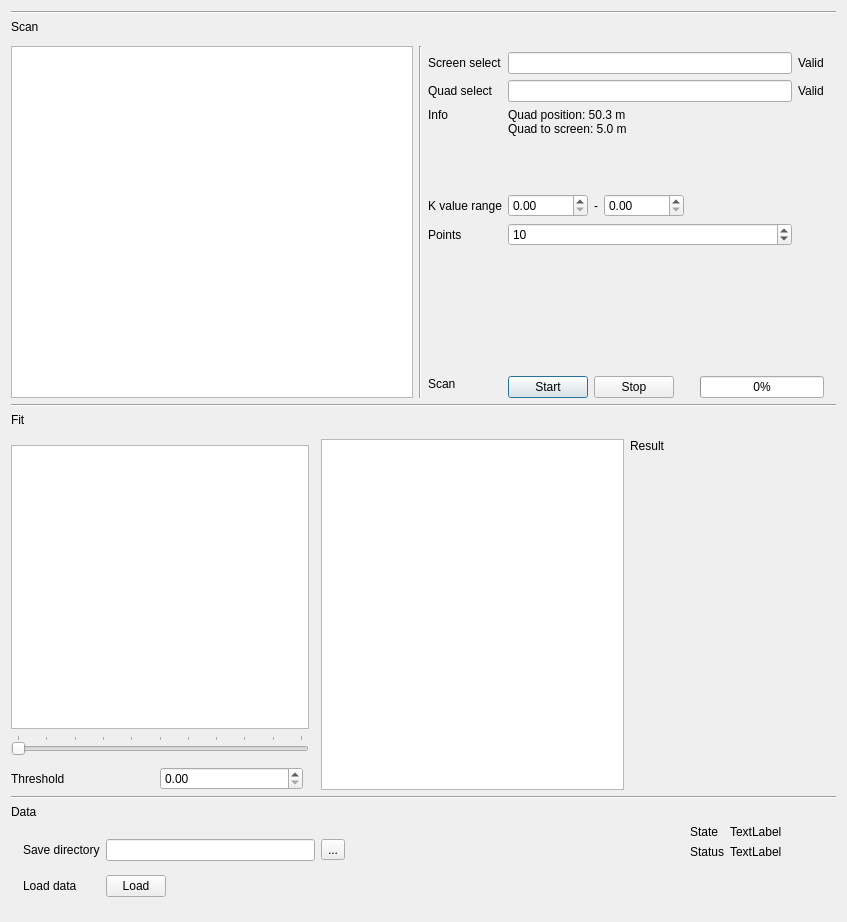
Qt form quadscan_gui_notab.ui (filiplindau/QuadScan) before a commit.
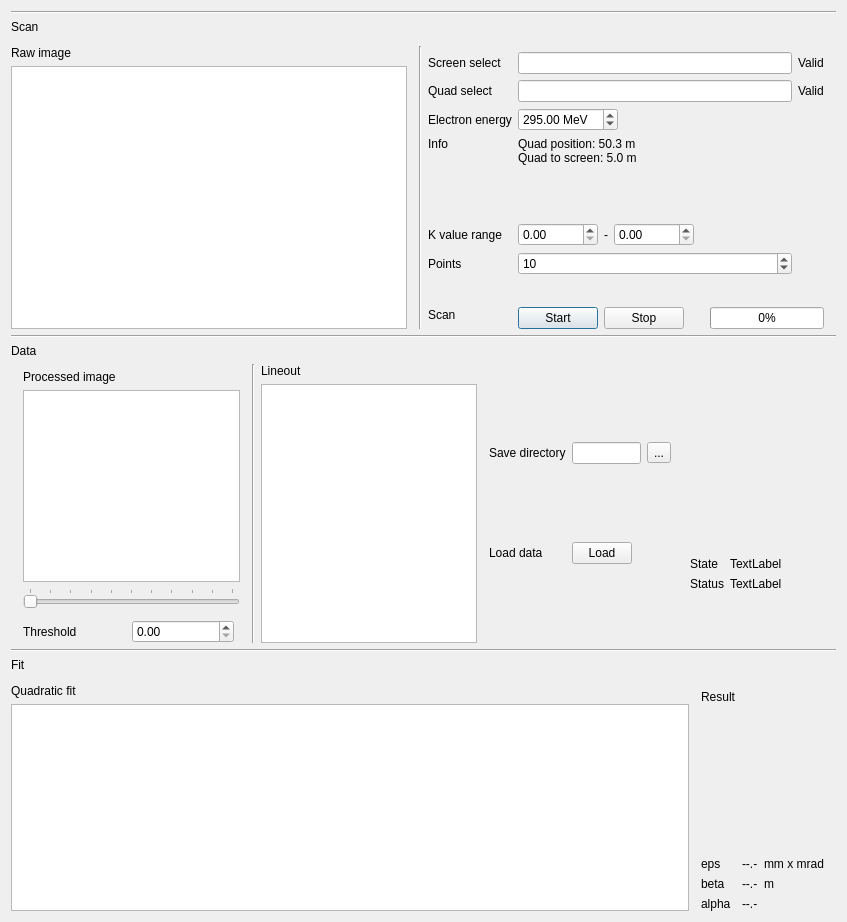
The same form after that commit.

```diff
--- a/quadscan_gui_notab.ui
+++ b/quadscan_gui_notab.ui
@@ -55,7 +55,21 @@
       <number>6</number>
      </property>
      <item>
-      <widget class="QGraphicsView" name="graphicsView_3"/>
+      <layout class="QVBoxLayout" name="verticalLayout_6">
+       <property name="rightMargin">
+        <number>6</number>
+       </property>
+       <item>
+        <widget class="QLabel" name="label_35">
+         <property name="text">
+          <string>Raw image</string>
+         </property>
+        </widget>
+       </item>
+       <item>
+        <widget class="QGraphicsView" name="graphicsView_3"/>
+       </item>
+      </layout>
      </item>
      <item>
       <widget class="Line" name="line_4">
@@ -72,7 +86,7 @@
        <property name="rightMargin">
         <number>6</number>
        </property>
-       <item row="4" column="2">
+       <item row="5" column="2">
         <layout class="QHBoxLayout" name="horizontalLayout_5">
          <property name="rightMargin">
           <number>6</number>
@@ -131,7 +145,7 @@
          </item>
         </layout>
        </item>
-       <item row="2" column="0">
+       <item row="3" column="0">
         <widget class="QLabel" name="label_19">
          <property name="text">
           <string>Info</string>
@@ -144,7 +158,7 @@
        <item row="1" column="2">
         <widget class="QLineEdit" name="lineEdit_2"/>
        </item>
-       <item row="4" column="0">
+       <item row="5" column="0">
         <widget class="QLabel" name="label_16">
          <property name="text">
           <string>K value range</string>
@@ -175,21 +189,21 @@
          </property>
         </widget>
        </item>
-       <item row="5" column="0">
+       <item row="6" column="0">
         <widget class="QLabel" name="label_18">
          <property name="text">
           <string>Points</string>
          </property>
         </widget>
        </item>
-       <item row="7" column="0">
+       <item row="8" column="0">
         <widget class="QLabel" name="label_11">
          <property name="text">
           <string>Scan</string>
          </property>
         </widget>
        </item>
-       <item row="7" column="2" colspan="2">
+       <item row="8" column="2" colspan="2">
         <layout class="QHBoxLayout" name="horizontalLayout_4">
          <property name="topMargin">
           <number>6</number>
@@ -251,7 +265,7 @@
          </item>
         </layout>
        </item>
-       <item row="2" column="2">
+       <item row="3" column="2">
         <widget class="QLabel" name="label_20">
          <property name="minimumSize">
           <size>
@@ -268,6 +282,13 @@
          </property>
         </widget>
        </item>
+       <item row="4" column="0">
+        <widget class="QLabel" name="label_22">
+         <property name="text">
+          <string/>
+         </property>
+        </widget>
+       </item>
        <item row="1" column="0">
         <widget class="QLabel" name="label_12">
          <property name="text">
@@ -275,7 +296,7 @@
          </property>
         </widget>
        </item>
-       <item row="6" column="0">
+       <item row="7" column="0">
         <spacer name="verticalSpacer_3">
          <property name="orientation">
           <enum>Qt::Vertical</enum>
@@ -283,12 +304,12 @@
          <property name="sizeHint" stdset="0">
           <size>
            <width>20</width>
-           <height>40</height>
+           <height>20</height>
           </size>
          </property>
         </spacer>
        </item>
-       <item row="5" column="2">
+       <item row="6" column="2">
         <widget class="QSpinBox" name="spinBox">
          <property name="minimum">
           <number>1</number>
@@ -301,10 +322,29 @@
          </property>
         </widget>
        </item>
-       <item row="3" column="0">
-        <widget class="QLabel" name="label_22">
+       <item row="2" column="0">
+        <widget class="QLabel" name="label_32">
          <property name="text">
-          <string/>
+          <string>Electron energy</string>
+         </property>
+        </widget>
+       </item>
+       <item row="2" column="2">
+        <widget class="QDoubleSpinBox" name="doubleSpinBox_4">
+         <property name="maximumSize">
+          <size>
+           <width>100</width>
+           <height>16777215</height>
+          </size>
+         </property>
+         <property name="suffix">
+          <string> MeV</string>
+         </property>
+         <property name="maximum">
+          <double>6000.000000000000000</double>
+         </property>
+         <property name="value">
+          <double>295.000000000000000</double>
          </property>
         </widget>
        </item>
@@ -320,20 +360,24 @@
     </widget>
    </item>
    <item>
-    <widget class="QLabel" name="label_9">
+    <widget class="QLabel" name="label_10">
      <property name="text">
-      <string>Fit</string>
+      <string>Data</string>
      </property>
     </widget>
    </item>
    <item>
-    <layout class="QHBoxLayout" name="horizontalLayout_2">
-     <property name="topMargin">
-      <number>6</number>
-     </property>
-     <property name="rightMargin">
-      <number>6</number>
-     </property>
+    <layout class="QHBoxLayout" name="horizontalLayout">
+     <item>
+      <layout class="QVBoxLayout" name="verticalLayout_2">
+       <property name="leftMargin">
+        <number>6</number>
+       </property>
+       <property name="rightMargin">
+        <number>6</number>
+       </property>
+      </layout>
+     </item>
      <item>
       <layout class="QVBoxLayout" name="verticalLayout_3">
        <property name="topMargin">
@@ -342,6 +386,13 @@
        <property name="rightMargin">
         <number>6</number>
        </property>
+       <item>
+        <widget class="QLabel" name="label_23">
+         <property name="text">
+          <string>Processed image</string>
+         </property>
+        </widget>
+       </item>
        <item>
         <widget class="QGraphicsView" name="graphicsView"/>
        </item>
@@ -393,57 +444,27 @@
       </layout>
      </item>
      <item>
-      <widget class="QGraphicsView" name="graphicsView_2">
-       <property name="sizePolicy">
-        <sizepolicy hsizetype="Expanding" vsizetype="Expanding">
-         <horstretch>0</horstretch>
-         <verstretch>1</verstretch>
-        </sizepolicy>
+      <widget class="Line" name="line_5">
+       <property name="orientation">
+        <enum>Qt::Vertical</enum>
        </property>
       </widget>
      </item>
      <item>
-      <widget class="QLabel" name="label_7">
-       <property name="minimumSize">
-        <size>
-         <width>200</width>
-         <height>0</height>
-        </size>
-       </property>
-       <property name="text">
-        <string>Result</string>
-       </property>
-       <property name="alignment">
-        <set>Qt::AlignLeading|Qt::AlignLeft|Qt::AlignTop</set>
-       </property>
-      </widget>
-     </item>
-    </layout>
-   </item>
-   <item>
-    <widget class="Line" name="line_3">
-     <property name="orientation">
-      <enum>Qt::Horizontal</enum>
-     </property>
-    </widget>
-   </item>
-   <item>
-    <widget class="QLabel" name="label_10">
-     <property name="text">
-      <string>Data</string>
-     </property>
-    </widget>
-   </item>
-   <item>
-    <layout class="QHBoxLayout" name="horizontalLayout">
-     <item>
-      <layout class="QVBoxLayout" name="verticalLayout_2">
-       <property name="leftMargin">
-        <number>6</number>
-       </property>
+      <layout class="QVBoxLayout" name="verticalLayout_4">
        <property name="rightMargin">
         <number>6</number>
        </property>
+       <item>
+        <widget class="QLabel" name="label_24">
+         <property name="text">
+          <string>Lineout</string>
+         </property>
+        </widget>
+       </item>
+       <item>
+        <widget class="QGraphicsView" name="graphicsView_4"/>
+       </item>
       </layout>
      </item>
      <item>
@@ -536,7 +557,7 @@
        <property name="bottomMargin">
         <number>6</number>
        </property>
-       <item row="1" column="2">
+       <item row="2" column="2">
         <widget class="QLabel" name="label_3">
          <property name="text">
           <string>Status</string>
@@ -546,7 +567,7 @@
          </property>
         </widget>
        </item>
-       <item row="1" column="3">
+       <item row="2" column="3">
         <widget class="QLabel" name="label_4">
          <property name="sizePolicy">
           <sizepolicy hsizetype="Preferred" vsizetype="Preferred">
@@ -568,7 +589,7 @@
          </property>
         </widget>
        </item>
-       <item row="0" column="3">
+       <item row="1" column="3">
         <widget class="QLabel" name="label_2">
          <property name="sizePolicy">
           <sizepolicy hsizetype="Preferred" vsizetype="Minimum">
@@ -581,7 +602,7 @@
          </property>
         </widget>
        </item>
-       <item row="0" column="2">
+       <item row="1" column="2">
         <widget class="QLabel" name="label">
          <property name="sizePolicy">
           <sizepolicy hsizetype="Preferred" vsizetype="Minimum">
@@ -594,13 +615,13 @@
          </property>
         </widget>
        </item>
-       <item row="2" column="2">
+       <item row="0" column="3">
         <spacer name="verticalSpacer_2">
          <property name="orientation">
           <enum>Qt::Vertical</enum>
          </property>
          <property name="sizeType">
-          <enum>QSizePolicy::Preferred</enum>
+          <enum>QSizePolicy::Expanding</enum>
          </property>
          <property name="sizeHint" stdset="0">
           <size>
@@ -614,6 +635,149 @@
      </item>
     </layout>
    </item>
+   <item>
+    <widget class="Line" name="line_3">
+     <property name="orientation">
+      <enum>Qt::Horizontal</enum>
+     </property>
+    </widget>
+   </item>
+   <item>
+    <widget class="QLabel" name="label_9">
+     <property name="text">
+      <string>Fit</string>
+     </property>
+    </widget>
+   </item>
+   <item>
+    <layout class="QHBoxLayout" name="horizontalLayout_2">
+     <property name="topMargin">
+      <number>6</number>
+     </property>
+     <property name="rightMargin">
+      <number>6</number>
+     </property>
+     <item>
+      <layout class="QVBoxLayout" name="verticalLayout_5">
+       <property name="rightMargin">
+        <number>6</number>
+       </property>
+       <item>
+        <widget class="QLabel" name="label_25">
+         <property name="text">
+          <string>Quadratic fit</string>
+         </property>
+        </widget>
+       </item>
+       <item>
+        <widget class="QGraphicsView" name="graphicsView_2">
+         <property name="sizePolicy">
+          <sizepolicy hsizetype="Expanding" vsizetype="Expanding">
+           <horstretch>0</horstretch>
+           <verstretch>1</verstretch>
+          </sizepolicy>
+         </property>
+        </widget>
+       </item>
+      </layout>
+     </item>
+     <item>
+      <layout class="QGridLayout" name="gridLayout_5">
+       <property name="topMargin">
+        <number>6</number>
+       </property>
+       <property name="rightMargin">
+        <number>6</number>
+       </property>
+       <item row="3" column="0">
+        <widget class="QLabel" name="label_29">
+         <property name="text">
+          <string>beta</string>
+         </property>
+        </widget>
+       </item>
+       <item row="2" column="1">
+        <widget class="QLabel" name="label_27">
+         <property name="text">
+          <string>--.-</string>
+         </property>
+        </widget>
+       </item>
+       <item row="2" column="2">
+        <widget class="QLabel" name="label_28">
+         <property name="text">
+          <string>mm x mrad</string>
+         </property>
+        </widget>
+       </item>
+       <item row="2" column="0">
+        <widget class="QLabel" name="label_26">
+         <property name="text">
+          <string>eps</string>
+         </property>
+        </widget>
+       </item>
+       <item row="3" column="2">
+        <widget class="QLabel" name="label_30">
+         <property name="text">
+          <string>m</string>
+         </property>
+        </widget>
+       </item>
+       <item row="0" column="0">
+        <widget class="QLabel" name="label_7">
+         <property name="minimumSize">
+          <size>
+           <width>0</width>
+           <height>0</height>
+          </size>
+         </property>
+         <property name="text">
+          <string>Result</string>
+         </property>
+         <property name="alignment">
+          <set>Qt::AlignLeading|Qt::AlignLeft|Qt::AlignTop</set>
+         </property>
+        </widget>
+       </item>
+       <item row="4" column="0">
+        <widget class="QLabel" name="label_31">
+         <property name="text">
+          <string>alpha</string>
+         </property>
+        </widget>
+       </item>
+       <item row="1" column="0">
+        <spacer name="verticalSpacer_4">
+         <property name="orientation">
+          <enum>Qt::Vertical</enum>
+         </property>
+         <property name="sizeHint" stdset="0">
+          <size>
+           <width>20</width>
+           <height>40</height>
+          </size>
+         </property>
+        </spacer>
+       </item>
+       <item row="3" column="1">
+        <widget class="QLabel" name="label_33">
+         <property name="text">
+          <string>--.-</string>
+         </property>
+        </widget>
+       </item>
+       <item row="4" column="1">
+        <widget class="QLabel" name="label_34">
+         <property name="text">
+          <string>--.-</string>
+         </property>
+        </widget>
+       </item>
+      </layout>
+     </item>
+    </layout>
+   </item>
   </layout>
  </widget>
  <resources/>
```
